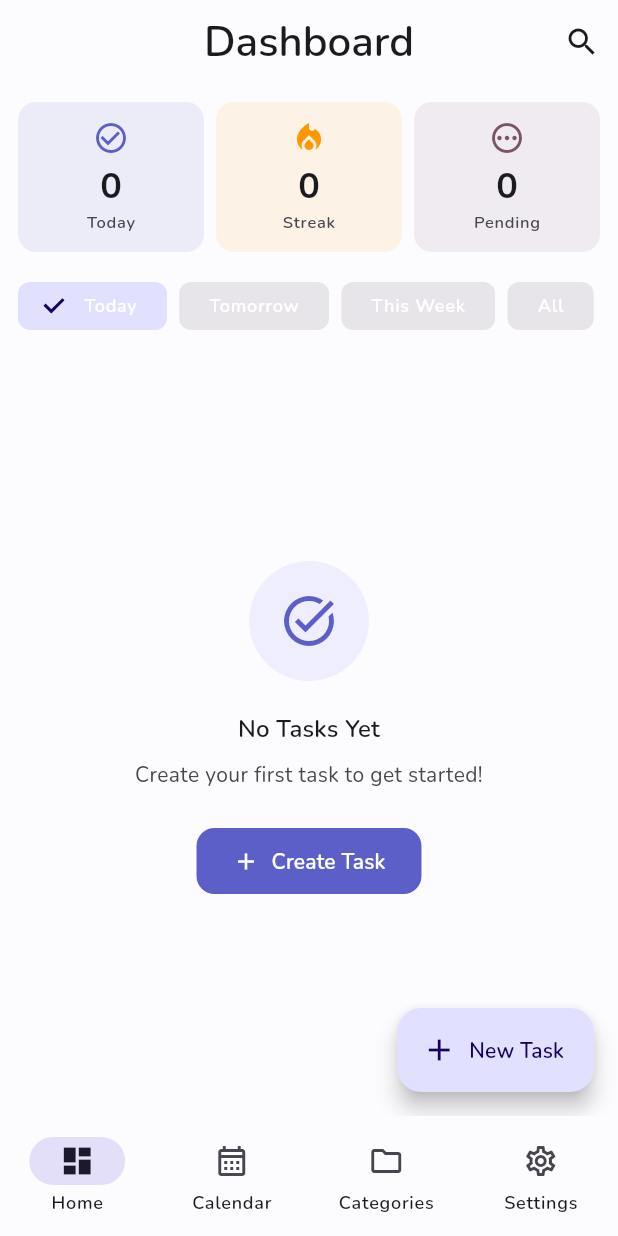
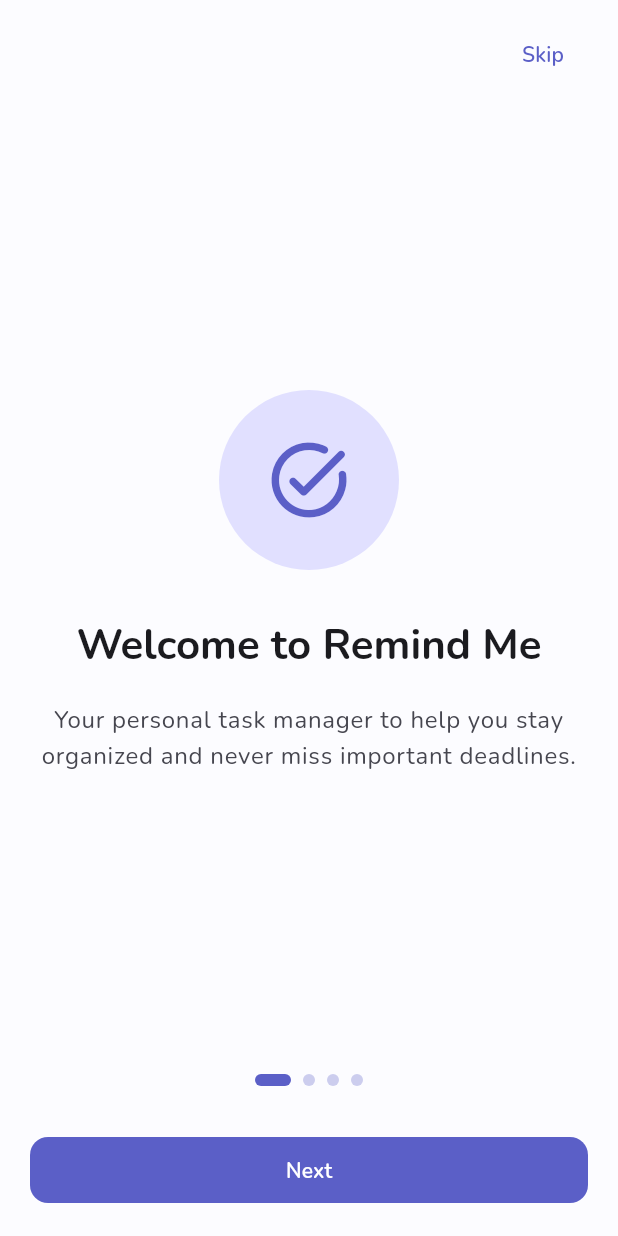
Before and after one commit to theprantadutta/remind_me, a Flutter app: the screen it shows after launch, on a phone screen of 412 x 824 dp. Run offline on Flutter 3.47's test engine with Material 3 defaults, Android fonts, the phone set to English and light mode, and no system bars; our stand-ins replace animate_do, flutter_local_notifications, google_fonts, hive_ce, hive_ce_flutter, page_transition and 2 more; missing offline and left inert: flutter_background_service, material_duration_picker, nanoid2; accounts and stored records are empty; statements that could not run were skipped.

Commit message:
feat: add onboarding flow and completed tasks archive (Phase 6)
- Add 4-page onboarding screen for first-time users
  - Welcome, Smart Reminders, Categories, Calendar pages
  - Skip button and page indicators
  - Stores completion status in SharedPreferences
- Add completed tasks archive screen
  - Group tasks by completion date
  - Swipe to restore or delete
  - Clear all completed tasks option
- Update main.dart with onboarding check wrapper
- Add completed tasks link in settings screen
- Add TaskProvider methods for completed tasks management

```diff
--- a/lib/main.dart
+++ b/lib/main.dart
@@ -8,6 +8,7 @@ import 'package:flutter_local_notifications/flutter_local_notifications.dart';
 import 'package:hive_ce_flutter/hive_flutter.dart';
 import 'package:intl/intl.dart';
 import 'package:provider/provider.dart';
+import 'package:shared_preferences/shared_preferences.dart';
 import 'package:timezone/timezone.dart' as tz;
 
 import 'package:remind_me/hive/hive_registrar.g.dart';
@@ -27,6 +28,7 @@ import 'entities/task.dart';
 import 'hive/hive_boxes.dart';
 import 'navigation/app_shell.dart';
 import 'screens/alarm_screen.dart';
+import 'screens/onboarding_screen.dart';
 
 const notificationChannelId = 'task_service_channel';
 const notificationId = 888;
@@ -248,7 +250,7 @@ class MyApp extends StatelessWidget {
           title: 'Remind Me',
           debugShowCheckedModeBanner: false,
           theme: themeProvider.themeData,
-          home: const AppShell(),
+          home: const _AppWrapper(),
           routes: {
             '/alarm': (context) => const AlarmScreen(),
           },
@@ -257,3 +259,55 @@ class MyApp extends StatelessWidget {
     );
   }
 }
+
+/// Wrapper widget that checks onboarding status
+class _AppWrapper extends StatefulWidget {
+  const _AppWrapper();
+
+  @override
+  State<_AppWrapper> createState() => _AppWrapperState();
+}
+
+class _AppWrapperState extends State<_AppWrapper> {
+  bool? _hasSeenOnboarding;
+
+  @override
+  void initState() {
+    super.initState();
+    _checkOnboardingStatus();
+  }
+
+  Future<void> _checkOnboardingStatus() async {
+    try {
+      final prefs = await SharedPreferences.getInstance();
+      final hasSeen = prefs.getBool(OnboardingScreen.hasSeenOnboardingKey) ?? false;
+      if (mounted) {
+        setState(() {
+          _hasSeenOnboarding = hasSeen;
+        });
+      }
+    } catch (e) {
+      // Default to showing main app on error
+      if (mounted) {
+        setState(() {
+          _hasSeenOnboarding = true;
+        });
+      }
+    }
+  }
+
+  @override
+  Widget build(BuildContext context) {
+    // Show loading while checking
+    if (_hasSeenOnboarding == null) {
+      return const Scaffold(
+        body: Center(
+          child: CircularProgressIndicator(),
+        ),
+      );
+    }
+
+    // Show onboarding or main app
+    return _hasSeenOnboarding! ? const AppShell() : const OnboardingScreen();
+  }
+}
--- /dev/null
+++ b/lib/screens/onboarding_screen.dart
@@ -0,0 +1,223 @@
+import 'package:flutter/material.dart';
+import 'package:shared_preferences/shared_preferences.dart';
+
+import '../design_system/tokens/spacing.dart';
+import '../design_system/tokens/typography.dart';
+import '../navigation/app_shell.dart';
+
+/// Onboarding screen shown to first-time users
+class OnboardingScreen extends StatefulWidget {
+  const OnboardingScreen({super.key});
+
+  static const String hasSeenOnboardingKey = 'hasSeenOnboarding';
+
+  @override
+  State<OnboardingScreen> createState() => _OnboardingScreenState();
+}
+
+class _OnboardingScreenState extends State<OnboardingScreen> {
+  final PageController _pageController = PageController();
+  int _currentPage = 0;
+
+  final List<_OnboardingPage> _pages = const [
+    _OnboardingPage(
+      icon: Icons.task_alt_rounded,
+      title: 'Welcome to Remind Me',
+      description:
+          'Your personal task manager to help you stay organized and never miss important deadlines.',
+    ),
+    _OnboardingPage(
+      icon: Icons.notifications_active_rounded,
+      title: 'Smart Reminders',
+      description:
+          'Set multiple reminders for each task. Get notified at the right time, every time.',
+    ),
+    _OnboardingPage(
+      icon: Icons.category_rounded,
+      title: 'Organize with Categories',
+      description:
+          'Group your tasks by categories and priorities. Find what you need instantly.',
+    ),
+    _OnboardingPage(
+      icon: Icons.calendar_month_rounded,
+      title: 'Calendar View',
+      description:
+          'See all your tasks in a beautiful calendar. Plan your days and weeks with ease.',
+    ),
+  ];
+
+  @override
+  void dispose() {
+    _pageController.dispose();
+    super.dispose();
+  }
+
+  Future<void> _completeOnboarding() async {
+    try {
+      final prefs = await SharedPreferences.getInstance();
+      await prefs.setBool(OnboardingScreen.hasSeenOnboardingKey, true);
+    } catch (e) {
+      debugPrint('Failed to save onboarding state: $e');
+    }
+
+    if (mounted) {
+      Navigator.of(context).pushReplacement(
+        MaterialPageRoute(builder: (context) => const AppShell()),
+      );
+    }
+  }
+
+  void _nextPage() {
+    if (_currentPage < _pages.length - 1) {
+      _pageController.nextPage(
+        duration: const Duration(milliseconds: 300),
+        curve: Curves.easeInOut,
+      );
+    } else {
+      _completeOnboarding();
+    }
+  }
+
+  void _skipOnboarding() {
+    _completeOnboarding();
+  }
+
+  @override
+  Widget build(BuildContext context) {
+    final colorScheme = Theme.of(context).colorScheme;
+
+    return Scaffold(
+      body: SafeArea(
+        child: Column(
+          children: [
+            // Skip button
+            Align(
+              alignment: Alignment.topRight,
+              child: Padding(
+                padding: AppEdgeInsets.md,
+                child: TextButton(
+                  onPressed: _skipOnboarding,
+                  child: Text(
+                    'Skip',
+                    style: AppTypography.labelLarge.copyWith(
+                      color: colorScheme.primary,
+                    ),
+                  ),
+                ),
+              ),
+            ),
+            // Page content
+            Expanded(
+              child: PageView.builder(
+                controller: _pageController,
+                onPageChanged: (index) {
+                  setState(() {
+                    _currentPage = index;
+                  });
+                },
+                itemCount: _pages.length,
+                itemBuilder: (context, index) {
+                  return _buildPage(_pages[index]);
+                },
+              ),
+            ),
+            // Page indicators
+            Padding(
+              padding: AppEdgeInsets.md,
+              child: Row(
+                mainAxisAlignment: MainAxisAlignment.center,
+                children: List.generate(
+                  _pages.length,
+                  (index) => AnimatedContainer(
+                    duration: const Duration(milliseconds: 200),
+                    margin: const EdgeInsets.symmetric(horizontal: 4),
+                    width: _currentPage == index ? 24 : 8,
+                    height: 8,
+                    decoration: BoxDecoration(
+                      color: _currentPage == index
+                          ? colorScheme.primary
+                          : colorScheme.primary.withValues(alpha: 0.3),
+                      borderRadius: BorderRadius.circular(4),
+                    ),
+                  ),
+                ),
+              ),
+            ),
+            // Navigation button
+            Padding(
+              padding: AppEdgeInsets.lg,
+              child: SizedBox(
+                width: double.infinity,
+                child: FilledButton(
+                  onPressed: _nextPage,
+                  style: FilledButton.styleFrom(
+                    padding: AppEdgeInsets.md,
+                  ),
+                  child: Text(
+                    _currentPage == _pages.length - 1 ? 'Get Started' : 'Next',
+                    style: AppTypography.labelLarge,
+                  ),
+                ),
+              ),
+            ),
+          ],
+        ),
+      ),
+    );
+  }
+
+  Widget _buildPage(_OnboardingPage page) {
+    final colorScheme = Theme.of(context).colorScheme;
+
+    return Padding(
+      padding: AppEdgeInsets.xl,
+      child: Column(
+        mainAxisAlignment: MainAxisAlignment.center,
+        children: [
+          Container(
+            width: 120,
+            height: 120,
+            decoration: BoxDecoration(
+              color: colorScheme.primaryContainer,
+              shape: BoxShape.circle,
+            ),
+            child: Icon(
+              page.icon,
+              size: 60,
+              color: colorScheme.primary,
+            ),
+          ),
+          AppGaps.xxl,
+          Text(
+            page.title,
+            style: AppTypography.headlineMedium.copyWith(
+              color: colorScheme.onSurface,
+              fontWeight: FontWeight.bold,
+            ),
+            textAlign: TextAlign.center,
+          ),
+          AppGaps.lg,
+          Text(
+            page.description,
+            style: AppTypography.bodyLarge.copyWith(
+              color: colorScheme.onSurfaceVariant,
+            ),
+            textAlign: TextAlign.center,
+          ),
+        ],
+      ),
+    );
+  }
+}
+
+class _OnboardingPage {
+  const _OnboardingPage({
+    required this.icon,
+    required this.title,
+    required this.description,
+  });
+
+  final IconData icon;
+  final String title;
+  final String description;
+}
```
Also changed, not shown: lib/providers/task_provider.dart (+26 -0 lines), lib/screens/completed_tasks_screen.dart (added, +319 -0 lines), lib/screens/settings_screen.dart (+16 -0 lines).
